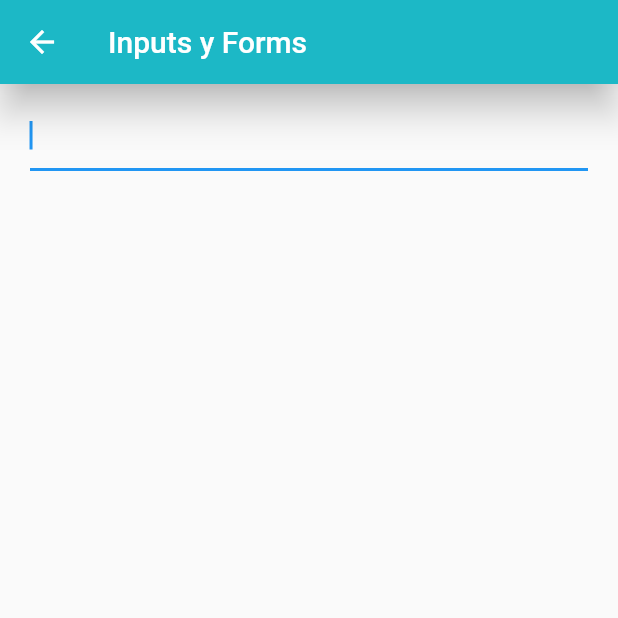
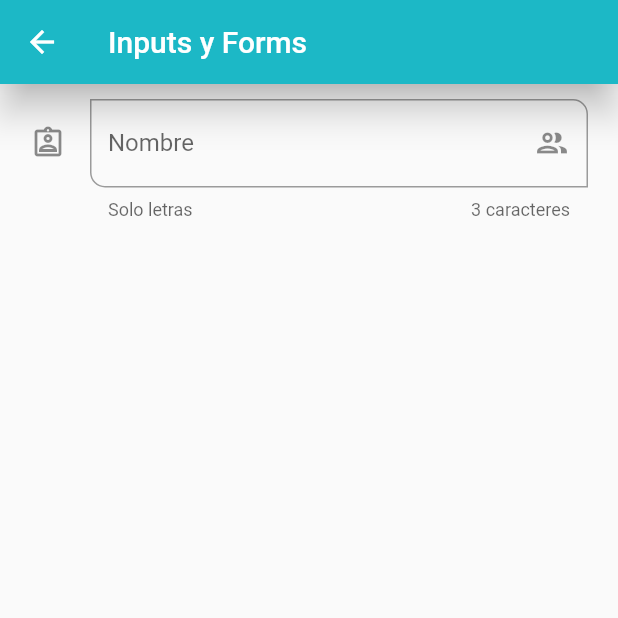
Before and after one commit to cfe-vasco/react-dart-flutter_Fundaments, a Flutter app: the InputsScreen screen opened by its route, on a phone screen of 412 x 824 dp, the top half of it. Run offline on Flutter 3.47's test engine with Material 2 defaults, Android fonts, the phone set to English and light mode, and no system bars.

Commit message:
TextFormFields - Personalización

```diff
--- a/flutter_components/lib/screens/inputs_screen.dart
+++ b/flutter_components/lib/screens/inputs_screen.dart
@@ -15,12 +15,32 @@
             child: Column(
               children: [
                 TextFormField(
-                  autofocus: true,
+                  autofocus: false,
                   initialValue: '',
                   textCapitalization: TextCapitalization.words,
                   onChanged: (value) {
                     print('value: $value');
                   },
+                  validator: (value) {
+                    if (value == null) return 'Este campo es requerido';
+                    return value.length < 3 ? 'Minimo de 3 letras' : null;
+                  },
+                  autovalidateMode: AutovalidateMode.onUserInteraction,
+                  decoration: const InputDecoration(
+                    hintText: 'Nombre del usuario',
+                    labelText: 'Nombre',
+                    helperText: 'Solo letras',
+                    counterText: '3 caracteres',
+                    // prefixIcon: Icon(Icons.verified_user_outlined),
+                    suffixIcon: Icon(Icons.group_outlined),
+                    icon: Icon(Icons.assignment_ind_outlined),
+                    border: OutlineInputBorder(
+                      borderRadius: BorderRadius.only(
+                        bottomLeft: Radius.circular(10),
+                        topRight: Radius.circular(10),
+                      )
+                    ),
+                  ),
                 )
               ],
             ),
```
